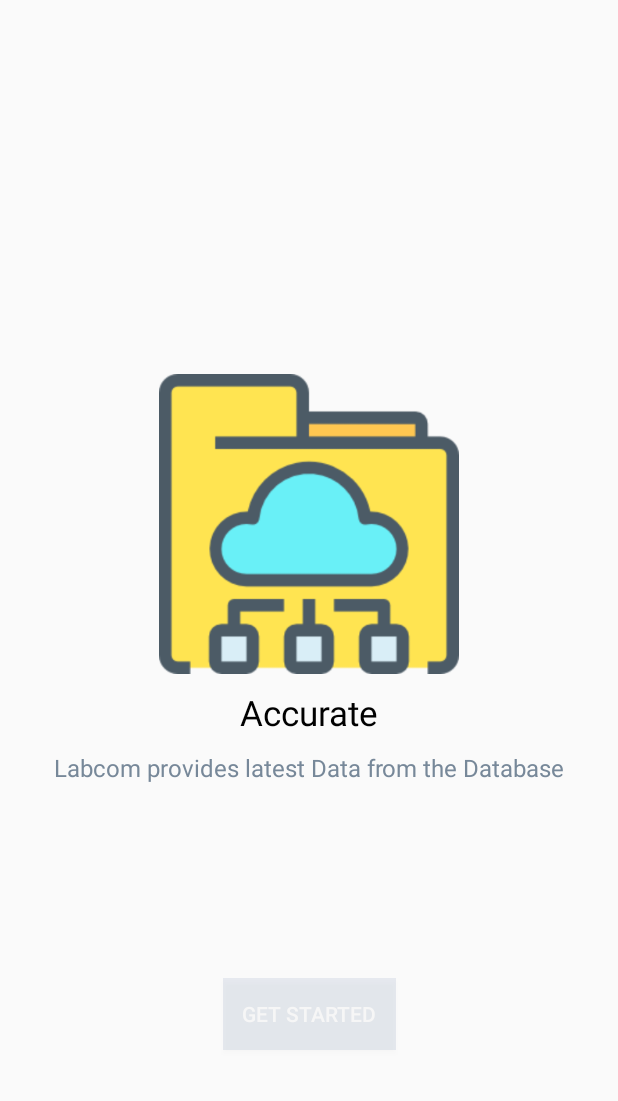
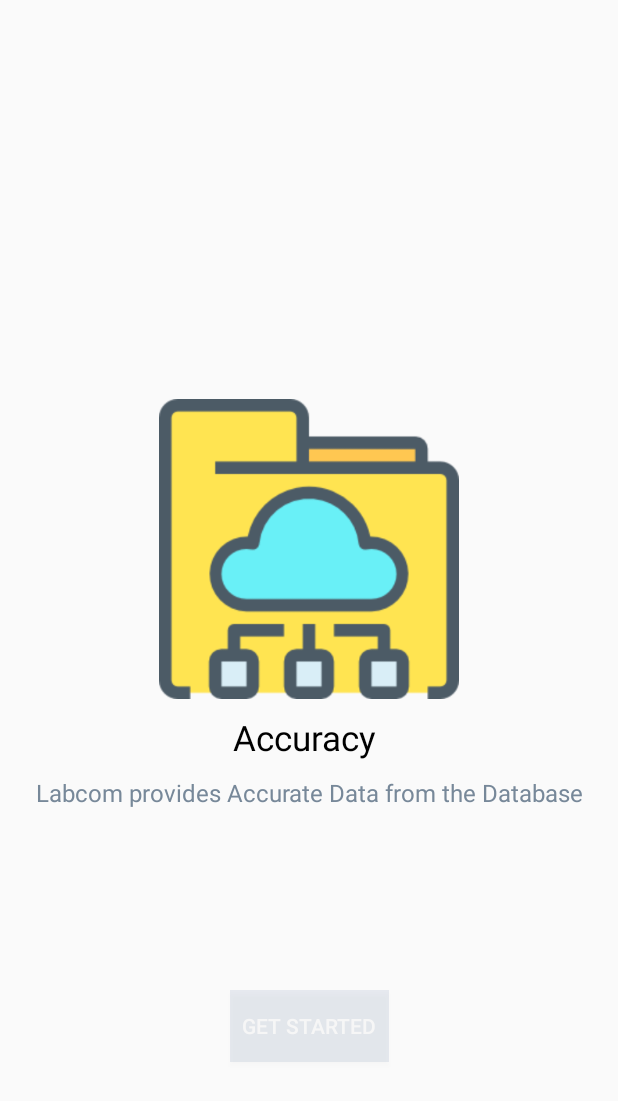
Before and after one commit to DevBold2019/Tracom-Lab-Joy-System-Monitoring-Mobile-App-, an Android app: the screen it shows after launch (WakThroughActivity), item 3 of the bottom bar chosen, on a phone screen of 412 x 824 dp. Shown: the top 1101 px of the screen. Run offline under Robolectric (Android 15) with nearby library versions, the light colour scheme and no system bars.

Commit message:
finishing walkthrough

```diff
--- a/app/src/main/java/com/example/tracomlab/WakThroughActivity.java
+++ b/app/src/main/java/com/example/tracomlab/WakThroughActivity.java
@@ -11,6 +11,7 @@ import android.view.animation.Animation;
 import android.view.animation.AnimationUtils;
 import android.widget.Button;
 import android.widget.TextView;
+import android.widget.Toast;
 
 import com.example.tracomlab.Adapters.WalkAdapter;
 import com.example.tracomlab.Model_Classes.Walk_Model;
@@ -45,10 +46,6 @@ public class WakThroughActivity extends AppCompatActivity {
 
        button.setAnimation(bottomAnimation);
 
-
-
-
-
         // when this activity is about to be launch we need to check if its opened before or not
         if (getData()) {
             Intent mainActivity = new Intent(WakThroughActivity.this, SplashActivity.class);
@@ -60,13 +57,69 @@ public class WakThroughActivity extends AppCompatActivity {
         list=new ArrayList<>();
 
         list.add(new Walk_Model("Monitoring", "Keep close Track of Pos Terminals ", R.drawable.monitor));
-        list.add(new Walk_Model("Searching", "Searching has been made Easy with the app", R.drawable.merchant));
-        list.add(new Walk_Model("Accurate", "Labcom provides latest Data from the Database", R.drawable.server));
+        list.add(new Walk_Model("Searching", "Searching of POS terminals \n has been made Easy with the app", R.drawable.merchant));
+        list.add(new Walk_Model("Accuracy ", "Labcom provides Accurate Data from the Database", R.drawable.server));
 
         WalkAdapter walkAdapter = new WalkAdapter(list,WakThroughActivity.this);
         viewPager.setAdapter(walkAdapter);
         tabLayout.setupWithViewPager(viewPager);
 
+        //immediately the page reaches the end it skips to the lastPage
+        tabLayout.addOnTabSelectedListener(new TabLayout.OnTabSelectedListener() {
+            @Override
+            public void onTabSelected(TabLayout.Tab tab) {
+
+                if (tab.getPosition() == list.size() - 1) {
+
+                    tabLayout.setSelectedTabIndicator(R.drawable.rounded_button);
+                    lastPage();
+                }
+
+            }
+
+            @Override
+            public void onTabUnselected(TabLayout.Tab tab) {
+            }
+
+            @Override
+            public void onTabReselected(TabLayout.Tab tab) {
+
+            }
+        });
+
+        WalkThroughTransition();
+
+    }
+
+    //Parameters for last Page when loaded
+    public void lastPage(){
+
+        button1.setAnimation(topAnimation);
+        button1.setVisibility(View.VISIBLE);
+        button.setVisibility(View.INVISIBLE);
+        textView.setVisibility(View.INVISIBLE);
+
+    }
+    //saving the swipes so that the user doesn't have to go through it again
+    public  void savedata(){
+
+        SharedPreferences sharedPreferences=getApplicationContext().getSharedPreferences("loadPage",MODE_PRIVATE);
+        SharedPreferences.Editor editor=sharedPreferences.edit();
+        editor.putBoolean("SavePage",true);
+        editor.commit();
+
+    }
+    //check if the user has passed this welcome guide
+    public  Boolean getData() {
+
+        SharedPreferences sharedPreferences = getApplicationContext().getSharedPreferences("loadPage", MODE_PRIVATE);
+        Boolean isPageOpen = sharedPreferences.getBoolean("SavePage", false);
+
+        return isPageOpen;
+
+    }
+
+    public void WalkThroughTransition(){
 
         //GetStarted Button
         button1.setOnClickListener(new View.OnClickListener() {
@@ -104,62 +157,27 @@ public class WakThroughActivity extends AppCompatActivity {
                 }
             }
         });
-        //immediately the page reaches the end it skips to the lastPage
-        tabLayout.addOnTabSelectedListener(new TabLayout.OnTabSelectedListener() {
-            @Override
-            public void onTabSelected(TabLayout.Tab tab) {
-
-                if (tab.getPosition() == list.size() - 1) {
-
-                    tabLayout.setSelectedTabIndicator(R.drawable.rounded_button);
-                    lastPage();
-                }
-
-            }
-
-            @Override
-            public void onTabUnselected(TabLayout.Tab tab) {
-            }
-
-            @Override
-            public void onTabReselected(TabLayout.Tab tab) {
-
-            }
-        });
-
-    }
-
-    public void load(View view) {
-
-    }
-
-    public void lastPage(){
-
-        button1.setAnimation(topAnimation);
-        button1.setVisibility(View.VISIBLE);
-        button.setVisibility(View.INVISIBLE);
-        textView.setVisibility(View.INVISIBLE);
-
-    }
-    //saving the swipes
-    public  void savedata(){
-
-        SharedPreferences sharedPreferences=getApplicationContext().getSharedPreferences("loadPage",MODE_PRIVATE);
-        SharedPreferences.Editor editor=sharedPreferences.edit();
-        editor.putBoolean("SavePage",true);
-        editor.commit();
-
-    }
-    //check if the user has passed this welcome guide
-    public  Boolean getData() {
-
-        SharedPreferences sharedPreferences = getApplicationContext().getSharedPreferences("loadPage", MODE_PRIVATE);
-        Boolean isPageOpen = sharedPreferences.getBoolean("SavePage", false);
-
-        return isPageOpen;
-
 
 
     }
 
+    //Skip TextView for skipping to the last Page
+    public void skip(View view) {
+
+        int position ;
+        //getting position of the current Image
+        position = viewPager.getCurrentItem();
+        //if position is less than maximum of the tabs we go to next
+        if (position < list.size()) {
+
+            int goTo= list.size()-1;
+            viewPager.setCurrentItem(goTo);
+            lastPage();
+
+            return;
+        }
+
+        lastPage();
+
+    }
 }
--- a/app/src/main/res/layout/walk_through_layout.xml
+++ b/app/src/main/res/layout/walk_through_layout.xml
@@ -8,43 +8,29 @@
     tools:context=".WakThroughActivity">
 
 
-
-    <androidx.constraintlayout.widget.Guideline
-        android:id="@+id/guideline"
+    <TextView
+        android:id="@+id/skip"
         android:layout_width="wrap_content"
         android:layout_height="wrap_content"
-        android:orientation="horizontal"
-        app:layout_constraintGuide_begin="20dp" />
-
-
-    <TextView
-        android:layout_width="wrap_content"
-        android:layout_height="wrap_content"
-        android:layout_marginTop="48dp"
-        android:layout_marginEnd="20dp"
-        android:layout_marginRight="20dp"
+        android:onClick="skip"
+        android:padding="10dp"
+        android:layout_margin="5dp"
         android:text="Skip"
-        android:padding="4dp"
-        android:textColor="#000"
-        android:textSize="15sp"
+        android:textSize="16sp"
         android:textStyle="bold"
-        android:id="@+id/skip"
-        app:layout_constraintEnd_toEndOf="@id/vpg"
+        app:layout_constraintEnd_toEndOf="parent"
         app:layout_constraintTop_toTopOf="parent" />
-
 
     <androidx.viewpager.widget.ViewPager
         android:id="@+id/vpg"
         android:layout_width="wrap_content"
         android:layout_height="0dp"
-        android:layout_marginTop="30dp"
-        android:layout_marginBottom="8dp"
+        android:layout_marginTop="55dp"
         app:layout_constraintBottom_toTopOf="@+id/tabs"
         app:layout_constraintEnd_toEndOf="parent"
-        app:layout_constraintHorizontal_bias="0.0"
         app:layout_constraintStart_toStartOf="parent"
-        app:layout_constraintTop_toTopOf="parent"
-        app:layout_constraintVertical_bias="1.0" />
+        app:layout_constraintTop_toBottomOf="@+id/skip"
+        app:layout_constraintTop_toTopOf="parent" />
 
     <com.google.android.material.tabs.TabLayout
         android:id="@+id/tabs"
@@ -64,11 +50,11 @@
 
     <Button
         android:id="@+id/buttonGet"
-        android:layout_width="115dp"
+        android:layout_width="wrap_content"
         android:layout_height="wrap_content"
         android:layout_marginTop="8dp"
+        android:padding="8dp"
         android:background="@color/colorBackground"
-        android:onClick="load"
         android:text="Get Started"
         android:textColor="#fff"
         android:visibility="invisible"
@@ -81,13 +67,13 @@
     <Button
         android:id="@+id/button3"
         android:layout_width="88dp"
-        android:background="@drawable/rounded_button"
+       android:background="@color/colorBackground"
         android:layout_height="48dp"
         android:elevation="10dp"
         android:layout_marginRight="20dp"
         android:layout_marginBottom="20dp"
         android:text="Next"
-        android:textColor="@color/colorBackground"
+        android:textColor="#ffff"
         app:layout_constraintBottom_toBottomOf="parent"
         app:layout_constraintEnd_toEndOf="parent"
         tools:ignore="RtlHardcoded" />
```
Also changed, not shown: app/src/main/res/drawable/rounded_button.xml (indentation only).
